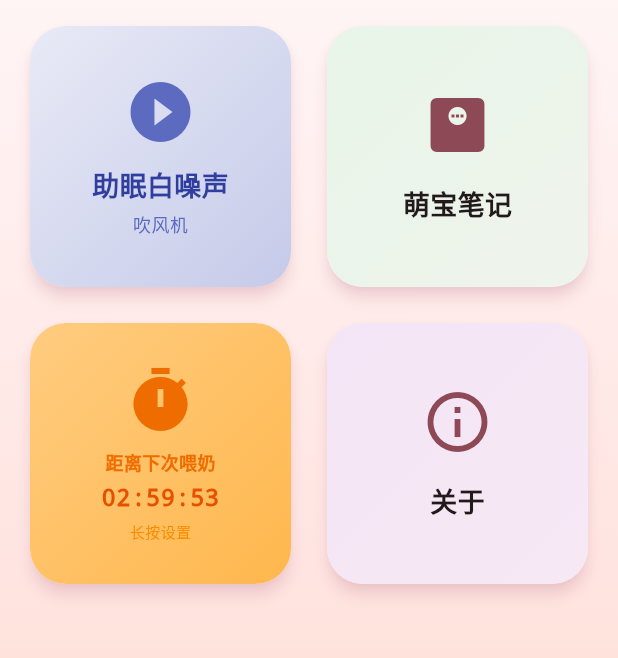
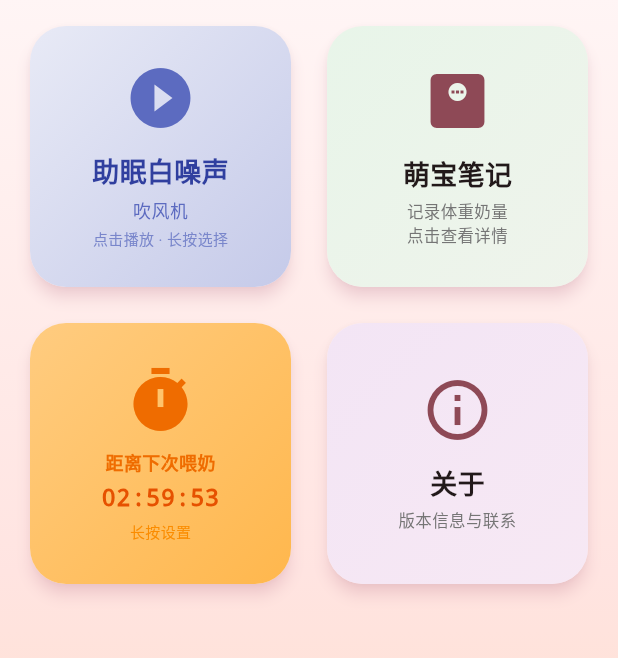
Before and after one commit to Gitronlee/baby-assistant, a Flutter app: the screen it shows after launch, on a phone screen of 412 x 824 dp, the part 88-746 px from its top. Run offline on Flutter 3.47's test engine with Material 3 defaults, Android fonts, the light colour scheme and no system bars; our stand-ins replace audioplayers, file_picker, fl_chart, shared_preferences.

Commit message:
优化卡片布局，添加小字提示

```diff
--- a/lib/main.dart
+++ b/lib/main.dart
@@ -388,6 +388,7 @@
                 context,
                 icon: Icons.monitor_weight,
                 title: '萌宝笔记',
+                subtitle: '记录体重奶量\n点击查看详情',
                 color: const Color(0xFFE8F5E9),
                 onTap: () {
                   Navigator.push(
@@ -403,6 +404,7 @@
                 context,
                 icon: Icons.info_outline,
                 title: '关于',
+                subtitle: '版本信息与联系',
                 color: const Color(0xFFF3E5F5),
                 onTap: () {
                   Navigator.push(
@@ -458,10 +460,18 @@
               ),
               const SizedBox(height: 4),
               Text(
-                _customAudioPath != null ? '自定义' : _currentNoise,
+                _customAudioPath != null ? '自定义音频' : _currentNoise,
                 style: TextStyle(
                   fontSize: 12,
                   color: _isPlaying ? Colors.white70 : Colors.indigo.shade400,
+                ),
+              ),
+              const SizedBox(height: 4),
+              Text(
+                _isPlaying ? '点击暂停' : '点击播放 · 长按选择',
+                style: TextStyle(
+                  fontSize: 10,
+                  color: _isPlaying ? Colors.white54 : Colors.indigo.shade300,
                 ),
               ),
             ],
@@ -735,6 +745,7 @@
     required String title,
     required Color color,
     required VoidCallback onTap,
+    String? subtitle,
   }) {
     return Card(
       elevation: 4,
@@ -762,7 +773,7 @@
                 size: 48,
                 color: Theme.of(context).colorScheme.primary,
               ),
-              const SizedBox(height: 16),
+              const SizedBox(height: 12),
               Text(
                 title,
                 style: const TextStyle(
@@ -770,6 +781,17 @@
                   fontWeight: FontWeight.bold,
                 ),
               ),
+              if (subtitle != null) ...[
+                const SizedBox(height: 4),
+                Text(
+                  subtitle,
+                  style: TextStyle(
+                    fontSize: 11,
+                    color: Colors.grey.shade600,
+                  ),
+                  textAlign: TextAlign.center,
+                ),
+              ],
             ],
           ),
         ),
```
